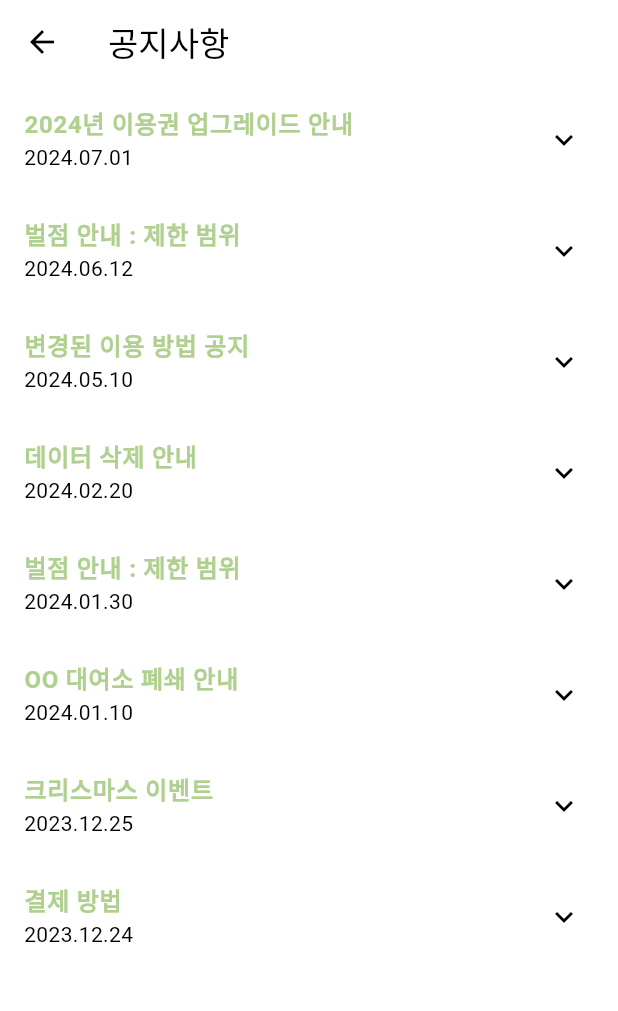
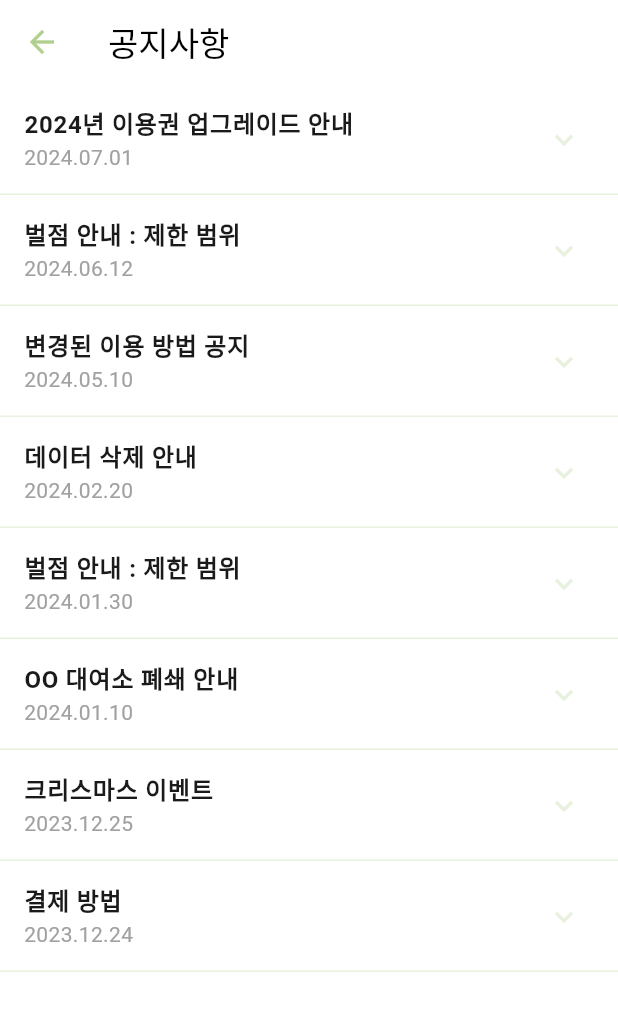
Before and after one commit to safeT-CE/Flutter_main, a Flutter app: the AnnouncementPage screen opened by its route, on a phone screen of 412 x 824 dp. Shown: the top 1011 px of the screen. Run offline on Flutter 3.47's test engine with Material 3 defaults, Android fonts, the phone set to English and light mode, and no system bars; our stand-ins replace camera, geolocator, shared_preferences; missing offline and left inert: google_ml_kit, kakao_map_plugin, qr_code_scanner; accounts and stored records are empty.

Commit message:
💄announcement page design

```diff
--- a/lib/pages/announcement_page.dart
+++ b/lib/pages/announcement_page.dart
@@ -7,6 +7,8 @@ class AnnouncementPage extends StatelessWidget {
     return Scaffold(
       appBar: AppBar(
         backgroundColor: Colors.white,
+        elevation: 0,
+        iconTheme: IconThemeData(color: safeTgreen),
         title: Text(
           '공지사항',
           style: TextStyle(color: Colors.black),
@@ -91,18 +93,31 @@ class AnnouncementTile extends StatelessWidget {
       title: Text(
         title,
         style: TextStyle(
-          color: safeTgreen,
+          color: safeTblack, // title 색상을 safeTblack으로 변경
           fontWeight: FontWeight.bold,
         ),
       ),
-      subtitle: Text(date),
-      iconColor: safeTgreen,
+      subtitle: Text(
+        date,
+        style: TextStyle(color: safeTgray), // date 색상을 safeTgray으로 변경
+      ),
+      iconColor: safeTlightgreen, // 화살표 아이콘 색상 safeTlightgreen으로 변경
+      collapsedIconColor: safeTlightgreen, // 펼쳐지기 전 아이콘 색상도 safeTlightgreen으로 설정
       children: [
         Padding(
           padding: const EdgeInsets.all(16.0),
           child: Text(content),
         ),
       ],
+      // 경계선 색상을 safeTlightgreen으로 변경
+      shape: Border(
+        top: BorderSide(color: Colors.white),
+        bottom: BorderSide(color: safeTlightgreen),
+      ),
+      collapsedShape: Border(
+        top: BorderSide(color: Colors.white),
+        bottom: BorderSide(color: safeTlightgreen),
+      ),
     );
   }
 }
--- a/lib/pages/home_page.dart
+++ b/lib/pages/home_page.dart
@@ -53,7 +53,7 @@ class HomePage extends StatelessWidget {
                 child: Row(
                   children: [
                     Expanded(
-                      child: Text('공지사항어쩌구버쩌구살라살라'),
+                      child: Text('2024년 이용권 업그레이드 안내'),
                     ),
                     Icon(
                       Icons.arrow_forward_ios,
```
